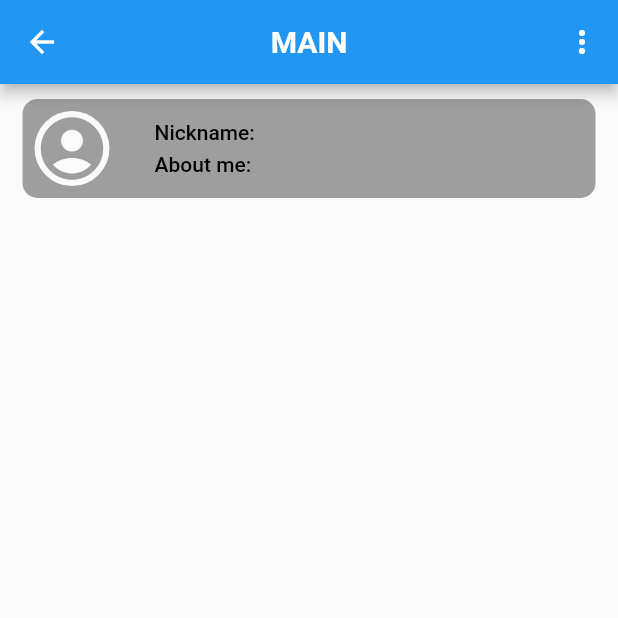
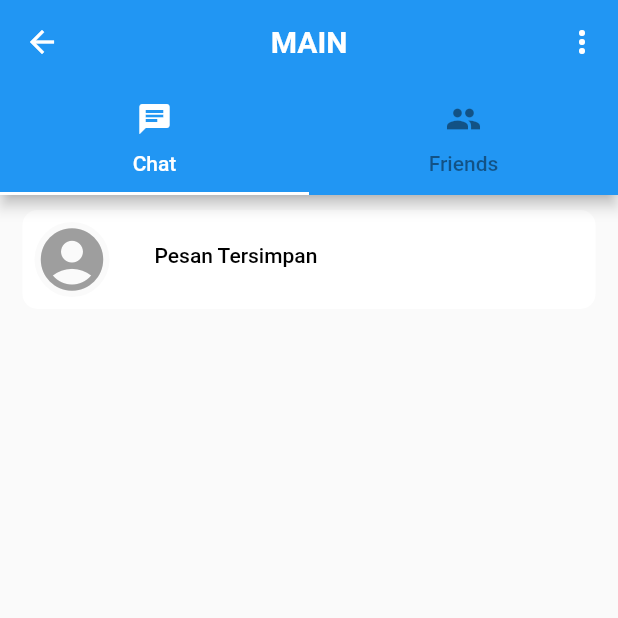
Before and after one commit to aslovia/flutter_chat, a Flutter app: the HomeScreen screen opened directly with empty values, on a phone screen of 412 x 824 dp, the top half of it. Run offline on Flutter 3.47's test engine with Material 2 defaults, Android fonts, the phone set to English and light mode, and no system bars; our stand-ins replace cloud_firestore, firebase_auth, firebase_core, firebase_messaging, firebase_storage, flutter_local_notifications and 4 more; accounts and stored records are empty.

Commit message:
improve tampilan chat

```diff
--- a/lib/modul/HomeScreen.dart
+++ b/lib/modul/HomeScreen.dart
@@ -12,6 +12,7 @@ import 'package:flutter_chat/utils/Loading.dart';
 import 'package:flutter_local_notifications/flutter_local_notifications.dart';
 import 'package:fluttertoast/fluttertoast.dart';
 import 'package:google_sign_in/google_sign_in.dart';
+import 'package:shared_preferences/shared_preferences.dart';
 
 class HomeScreen extends StatefulWidget {
   final String currentUserId;
@@ -22,7 +23,8 @@ class HomeScreen extends StatefulWidget {
   _HomeScreenState createState() => _HomeScreenState();
 }
 
-class _HomeScreenState extends State<HomeScreen> {
+class _HomeScreenState extends State<HomeScreen>
+    with SingleTickerProviderStateMixin {
   final FirebaseMessaging firebaseMessaging = FirebaseMessaging.instance;
   final FlutterLocalNotificationsPlugin flutterLocalNotificationsPlugin =
       FlutterLocalNotificationsPlugin();
@@ -37,12 +39,34 @@ class _HomeScreenState extends State<HomeScreen> {
     const Choice(title: 'Log out', icon: Icons.exit_to_app),
   ];
 
+  final List<Tab> tabs = <Tab>[
+    Tab(icon: Icon(Icons.chat), text: "Chat"),
+    Tab(icon: Icon(Icons.people), text: "Friends")
+  ];
+
+  late TabController _tabController;
+  SharedPreferences? prefs;
+  String? id;
+
   @override
   void initState() {
     super.initState();
+    _getCredential();
     registerNotification();
     configLocalNotification();
+    _tabController = TabController(length: tabs.length, vsync: this);
     listScrollController.addListener(scrollListener);
+  }
+
+  @override
+  void dispose() {
+    super.dispose();
+    _tabController.dispose();
+  }
+
+  _getCredential() async {
+    prefs = await SharedPreferences.getInstance();
+    id = prefs?.getString('id') ?? '';
   }
 
   void registerNotification() {
@@ -240,6 +264,13 @@ class _HomeScreenState extends State<HomeScreen> {
           style: TextStyle(color: Colors.white, fontWeight: FontWeight.bold),
         ),
         centerTitle: true,
+        bottom: TabBar(
+          isScrollable: false,
+          unselectedLabelColor: Colors.black45,
+          labelColor: Colors.white,
+          tabs: tabs,
+          controller: _tabController,
+        ),
         actions: <Widget>[
           PopupMenuButton<Choice>(
             onSelected: onItemMenuPress,
@@ -270,33 +301,15 @@ class _HomeScreenState extends State<HomeScreen> {
       body: WillPopScope(
         child: Stack(
           children: <Widget>[
-            // List
-            Container(
-              child: StreamBuilder<QuerySnapshot>(
-                stream: FirebaseFirestore.instance
-                    .collection('users')
-                    .limit(_limit)
-                    .snapshots(),
-                builder: (BuildContext context,
-                    AsyncSnapshot<QuerySnapshot> snapshot) {
-                  if (snapshot.hasData) {
-                    return ListView.builder(
-                      padding: EdgeInsets.all(10.0),
-                      itemBuilder: (context, index) =>
-                          buildItem(context, snapshot.data?.docs[index]),
-                      itemCount: snapshot.data?.docs.length,
-                      controller: listScrollController,
-                    );
-                  } else {
-                    return Center(
-                      child: CircularProgressIndicator(
-                        valueColor: AlwaysStoppedAnimation<Color>(Colors.black),
-                      ),
-                    );
-                  }
-                },
-              ),
-            ),
+            //Tab BarView
+            TabBarView(
+                controller: _tabController,
+                children: tabs
+                    .map((Tab tab) => tab.text == "Chat"
+                            ? buildChat() //chat
+                            : buildFriendsList() //friend list
+                        )
+                    .toList()),
 
             // Loading
             Positioned(
@@ -314,111 +327,176 @@ class _HomeScreenState extends State<HomeScreen> {
     return Future.value(false);
   }
 
-  Widget buildItem(BuildContext context, DocumentSnapshot? document) {
+  Widget buildChat() {
+    return Container(
+      child: StreamBuilder<QuerySnapshot>(
+        stream: FirebaseFirestore.instance
+            .collection('users')
+            .limit(_limit)
+            .snapshots(),
+        builder: (BuildContext context, AsyncSnapshot<QuerySnapshot> snapshot) {
+          if (snapshot.hasData) {
+            return ListView.builder(
+              padding: EdgeInsets.all(10.0),
+              itemBuilder: (context, index) =>
+                  buildItemChat(context, snapshot.data?.docs[index]),
+              itemCount: snapshot.data?.docs.length,
+              controller: listScrollController,
+            );
+          } else {
+            return Center(
+              child: CircularProgressIndicator(
+                valueColor: AlwaysStoppedAnimation<Color>(Colors.black),
+              ),
+            );
+          }
+        },
+      ),
+    );
+  }
+
+  Widget buildItemChat(BuildContext context, DocumentSnapshot? document) {
     if (document != null) {
       Users userChat = Users.fromDocument(document);
-      // if (userChat.id == widget.currentUserId) {
-      //   return SizedBox.shrink();
-      // } else {
-      //   return Container(
-      //     child: TextButton(
-      //       child: Row(
-      //         children: <Widget>[
-      //           Material(
-      //             child: userChat.photoUrl.isNotEmpty
-      //                 ? Image.network(
-      //                     userChat.photoUrl,
-      //                     fit: BoxFit.cover,
-      //                     width: 50.0,
-      //                     height: 50.0,
-      //                     loadingBuilder: (BuildContext context, Widget child,
-      //                         ImageChunkEvent? loadingProgress) {
-      //                       if (loadingProgress == null) return child;
-      //                       return Container(
-      //                         width: 50,
-      //                         height: 50,
-      //                         child: Center(
-      //                           child: CircularProgressIndicator(
-      //                             color: Colors.black,
-      //                             value: loadingProgress.expectedTotalBytes !=
-      //                                         null &&
-      //                                     loadingProgress.expectedTotalBytes !=
-      //                                         null
-      //                                 ? loadingProgress.cumulativeBytesLoaded /
-      //                                     loadingProgress.expectedTotalBytes!
-      //                                 : null,
-      //                           ),
-      //                         ),
-      //                       );
-      //                     },
-      //                     errorBuilder: (context, object, stackTrace) {
-      //                       return Icon(
-      //                         Icons.account_circle,
-      //                         size: 50.0,
-      //                         color: Colors.grey,
-      //                       );
-      //                     },
-      //                   )
-      //                 : Icon(
-      //                     Icons.account_circle,
-      //                     size: 50.0,
-      //                     color: Colors.grey,
-      //                   ),
-      //             borderRadius: BorderRadius.all(Radius.circular(25.0)),
-      //             clipBehavior: Clip.hardEdge,
-      //           ),
-      //           Flexible(
-      //             child: Container(
-      //               child: Column(
-      //                 children: <Widget>[
-      //                   Container(
-      //                     child: Text(
-      //                       'Nickname: ${userChat.nickname}',
-      //                       maxLines: 1,
-      //                       style: TextStyle(color: Colors.black),
-      //                     ),
-      //                     alignment: Alignment.centerLeft,
-      //                     margin: EdgeInsets.fromLTRB(10.0, 0.0, 0.0, 5.0),
-      //                   ),
-      //                   Container(
-      //                     child: Text(
-      //                       'About me: ${userChat.aboutMe}',
-      //                       maxLines: 1,
-      //                       style: TextStyle(color: Colors.black),
-      //                     ),
-      //                     alignment: Alignment.centerLeft,
-      //                     margin: EdgeInsets.fromLTRB(10.0, 0.0, 0.0, 0.0),
-      //                   )
-      //                 ],
-      //               ),
-      //               margin: EdgeInsets.only(left: 20.0),
-      //             ),
-      //           ),
-      //         ],
-      //       ),
-      //       onPressed: () {
-      //         // Navigator.push(
-      //         //   context,
-      //         //   MaterialPageRoute(
-      //         //     builder: (context) => Chat(
-      //         //       peerId: userChat.id,
-      //         //       peerAvatar: userChat.photoUrl,
-      //         //     ),
-      //         //   ),
-      //         // );
-      //       },
-      //       style: ButtonStyle(
-      //         backgroundColor: MaterialStateProperty.all<Color>(Colors.grey),
-      //         shape: MaterialStateProperty.all<OutlinedBorder>(
-      //           RoundedRectangleBorder(
-      //             borderRadius: BorderRadius.all(Radius.circular(10)),
-      //           ),
-      //         ),
-      //       ),
-      //     ),
-      //     margin: EdgeInsets.only(bottom: 10.0, left: 5.0, right: 5.0),
-      //   );
-      // }
+      return Container(
+        child: TextButton(
+          child: Row(
+            children: <Widget>[
+              Material(
+                child: userChat.photoUrl.isNotEmpty
+                    ? Image.network(
+                        userChat.photoUrl,
+                        fit: BoxFit.cover,
+                        width: 50.0,
+                        height: 50.0,
+                        loadingBuilder: (BuildContext context, Widget child,
+                            ImageChunkEvent? loadingProgress) {
+                          if (loadingProgress == null) return child;
+                          return Container(
+                            width: 50,
+                            height: 50,
+                            child: Center(
+                              child: CircularProgressIndicator(
+                                color: Colors.black,
+                                value: loadingProgress.expectedTotalBytes !=
+                                            null &&
+                                        loadingProgress.expectedTotalBytes !=
+                                            null
+                                    ? loadingProgress.cumulativeBytesLoaded /
+                                        loadingProgress.expectedTotalBytes!
+                                    : null,
+                              ),
+                            ),
+                          );
+                        },
+                        errorBuilder: (context, object, stackTrace) {
+                          return Icon(
+                            Icons.account_circle,
+                            size: 50.0,
+                            color: Colors.grey,
+                          );
+                        },
+                      )
+                    : Icon(
+                        Icons.account_circle,
+                        size: 50.0,
+                        color: Colors.grey,
+                      ),
+                borderRadius: BorderRadius.all(Radius.circular(25.0)),
+                clipBehavior: Clip.hardEdge,
+              ),
+              Flexible(
+                child: Container(
+                  child: Column(
+                    children: <Widget>[
+                      Container(
+                        child: Text(
+                          userChat.id == id
+                              ? "Pesan Tersimpan"
+                              : userChat.nickname,
+                          maxLines: 1,
+                          style: TextStyle(color: Colors.black),
+                        ),
+                        alignment: Alignment.centerLeft,
+                        margin: EdgeInsets.fromLTRB(10.0, 0.0, 0.0, 5.0),
+                      ),
+                      // Container(
+                      //   child: Text(
+                      //     'About me: ${userChat.aboutMe}',
+                      //     maxLines: 1,
+                      //     style: TextStyle(color: Colors.black),
+                      //   ),
+                      //   alignment: Alignment.centerLeft,
+                      //   margin: EdgeInsets.fromLTRB(10.0, 0.0, 0.0, 0.0),
+                      // )
+                    ],
+                  ),
+                  margin: EdgeInsets.only(left: 20.0),
+                ),
+              ),
+            ],
+          ),
+          onPressed: () {
+            Navigator.push(
+              context,
+              MaterialPageRoute(
+                builder: (context) => ChatScreen(
+                  peerId: userChat.id,
+                  peerAvatar: userChat.photoUrl,
+                ),
+              ),
+            );
+          },
+          style: ButtonStyle(
+            backgroundColor: MaterialStateProperty.all<Color>(Colors.white),
+            shape: MaterialStateProperty.all<OutlinedBorder>(
+              RoundedRectangleBorder(
+                borderRadius: BorderRadius.all(Radius.circular(10)),
+              ),
+            ),
+          ),
+        ),
+        margin: EdgeInsets.only(bottom: 10.0, left: 5.0, right: 5.0),
+      );
+    } else {
+      return SizedBox.shrink();
+    }
+  }
+
+  Widget buildFriendsList() {
+    return Container(
+      child: StreamBuilder<QuerySnapshot>(
+        stream: FirebaseFirestore.instance
+            .collection('users')
+            .limit(_limit)
+            .snapshots(),
+        builder: (BuildContext context, AsyncSnapshot<QuerySnapshot> snapshot) {
+          if (snapshot.hasData) {
+            return ListView.builder(
+              padding: EdgeInsets.all(10.0),
+              itemBuilder: (context, index) =>
+                  buildItemFriends(context, snapshot.data?.docs[index]),
+              itemCount: snapshot.data?.docs.length,
+              controller: listScrollController,
+            );
+          } else {
+            return Center(
+              child: CircularProgressIndicator(
+                valueColor: AlwaysStoppedAnimation<Color>(Colors.black),
+              ),
+            );
+          }
+        },
+      ),
+    );
+  }
+
+  Widget buildItemFriends(BuildContext context, DocumentSnapshot? document) {
+    if (document != null) {
+      Users userChat = Users.fromDocument(document);
+      if (userChat.id == widget.currentUserId) {
+        return SizedBox.shrink();
+      } else {
         return Container(
           child: TextButton(
             child: Row(
@@ -481,7 +559,7 @@ class _HomeScreenState extends State<HomeScreen> {
                         ),
                         Container(
                           child: Text(
-                          'About me: ${userChat.aboutMe}',
+                            'Tentang Saya: ${userChat.aboutMe}',
                             maxLines: 1,
                             style: TextStyle(color: Colors.black),
                           ),
@@ -496,18 +574,18 @@ class _HomeScreenState extends State<HomeScreen> {
               ],
             ),
             onPressed: () {
-            Navigator.push(
-              context,
-              MaterialPageRoute(
-                builder: (context) => ChatScreen(
-                  peerId: userChat.id,
-                  peerAvatar: userChat.photoUrl,
-                ),
-              ),
-            );
+              // Navigator.push(
+              //   context,
+              //   MaterialPageRoute(
+              //     builder: (context) => Chat(
+              //       peerId: userChat.id,
+              //       peerAvatar: userChat.photoUrl,
+              //     ),
+              //   ),
+              // );
             },
             style: ButtonStyle(
-            backgroundColor: MaterialStateProperty.all<Color>(Colors.grey),
+              backgroundColor: MaterialStateProperty.all<Color>(Colors.white),
               shape: MaterialStateProperty.all<OutlinedBorder>(
                 RoundedRectangleBorder(
                   borderRadius: BorderRadius.all(Radius.circular(10)),
@@ -517,6 +595,7 @@ class _HomeScreenState extends State<HomeScreen> {
           ),
           margin: EdgeInsets.only(bottom: 10.0, left: 5.0, right: 5.0),
         );
+      }
     } else {
       return SizedBox.shrink();
     }
```
Also changed, not shown: lib/modul/LoginScreen.dart (+22 -8 lines). Lines whose indentation alone changed are shown as unchanged.
